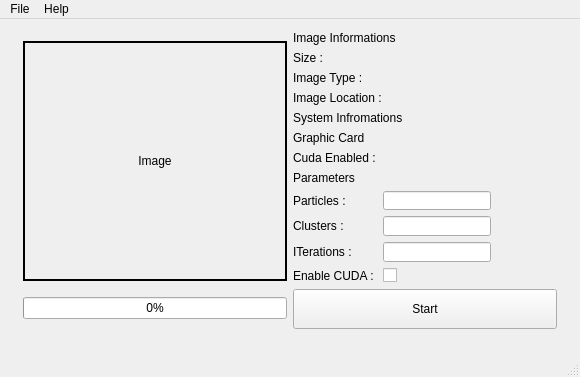
Before: the Qt Designer form main_ui.ui in wiseodd/swarm-image-segmenter-qt, drawn with Qt 5.
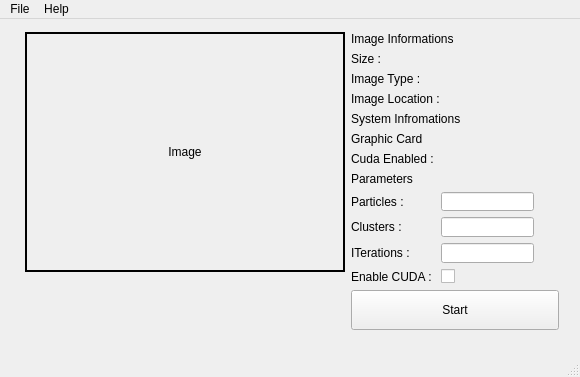
After: the same form once the commit is applied.

The edit to the form file:
```diff
--- a/main_ui.ui
+++ b/main_ui.ui
@@ -32,8 +32,8 @@
    <widget class="QWidget" name="">
     <property name="geometry">
      <rect>
-      <x>12</x>
-      <y>1</y>
+      <x>14</x>
+      <y>2</y>
       <width>556</width>
       <height>320</height>
      </rect>
@@ -49,6 +49,12 @@
            <verstretch>0</verstretch>
           </sizepolicy>
          </property>
+         <property name="minimumSize">
+          <size>
+           <width>320</width>
+           <height>240</height>
+          </size>
+         </property>
          <property name="maximumSize">
           <size>
            <width>320</width>
@@ -70,9 +76,19 @@
         </widget>
        </item>
        <item>
-        <widget class="QProgressBar" name="progressBar">
-         <property name="value">
-          <number>0</number>
+        <widget class="QLabel" name="labelProgress">
+         <property name="font">
+          <font>
+           <pointsize>12</pointsize>
+           <weight>75</weight>
+           <bold>true</bold>
+          </font>
+         </property>
+         <property name="text">
+          <string/>
+         </property>
+         <property name="alignment">
+          <set>Qt::AlignCenter</set>
          </property>
         </widget>
        </item>
```
Left out of the diff: 10 changed lines with no effect on the pictures.
